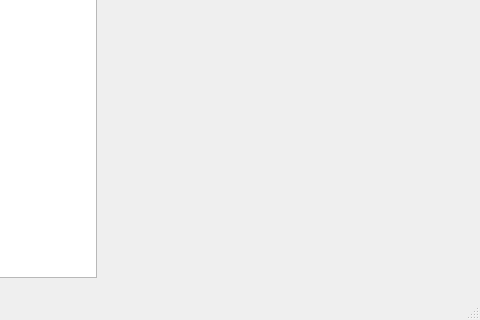
shnomad/Battery-Test, file mainwindow.ui: the form before one commit; both pictures show x 544 to 1024 and y 280 to 600 of the 1024 by 600 pixel window.
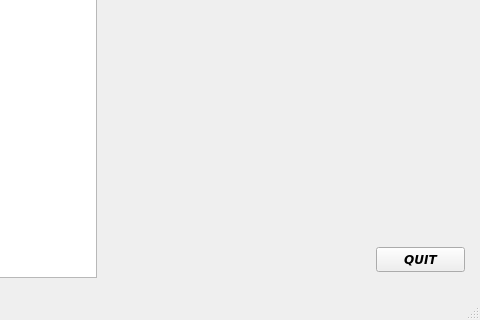
The form after the commit.

What changed in the file:
```diff
--- a/mainwindow.ui
+++ b/mainwindow.ui
@@ -133,6 +133,27 @@
      <string>Test Stop</string>
     </property>
    </widget>
+   <widget class="QPushButton" name="quit">
+    <property name="geometry">
+     <rect>
+      <x>920</x>
+      <y>510</y>
+      <width>89</width>
+      <height>25</height>
+     </rect>
+    </property>
+    <property name="font">
+     <font>
+      <pointsize>9</pointsize>
+      <weight>75</weight>
+      <italic>true</italic>
+      <bold>true</bold>
+     </font>
+    </property>
+    <property name="text">
+     <string>QUIT</string>
+    </property>
+   </widget>
   </widget>
   <widget class="QMenuBar" name="menuBar">
    <property name="geometry">
```
